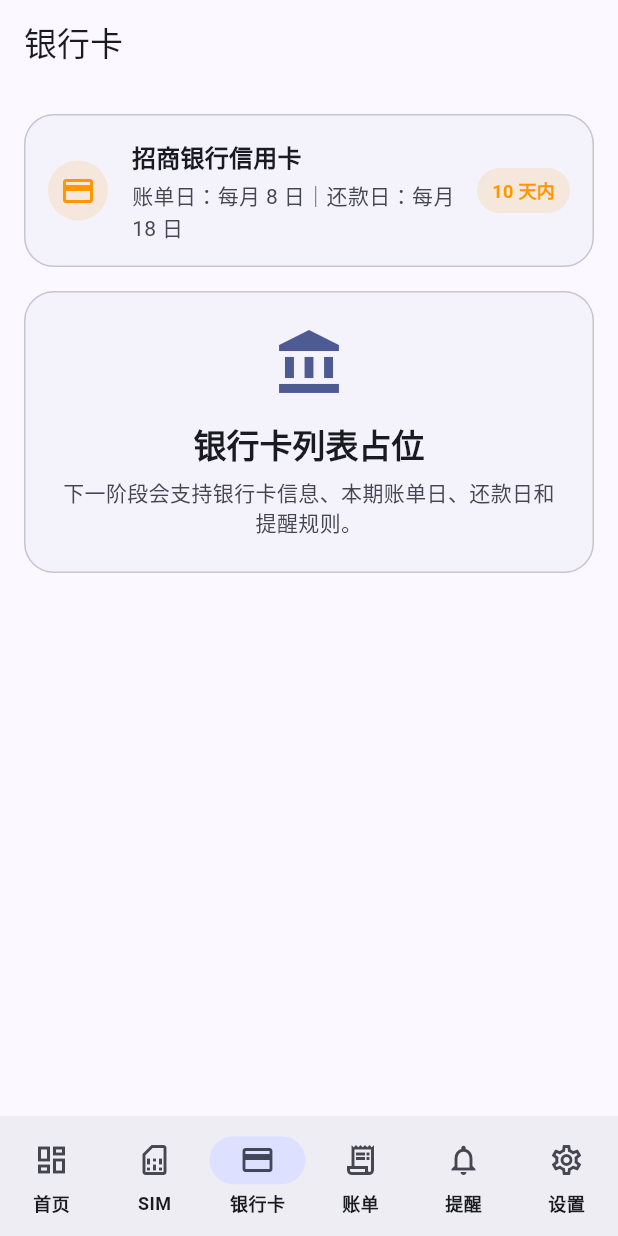
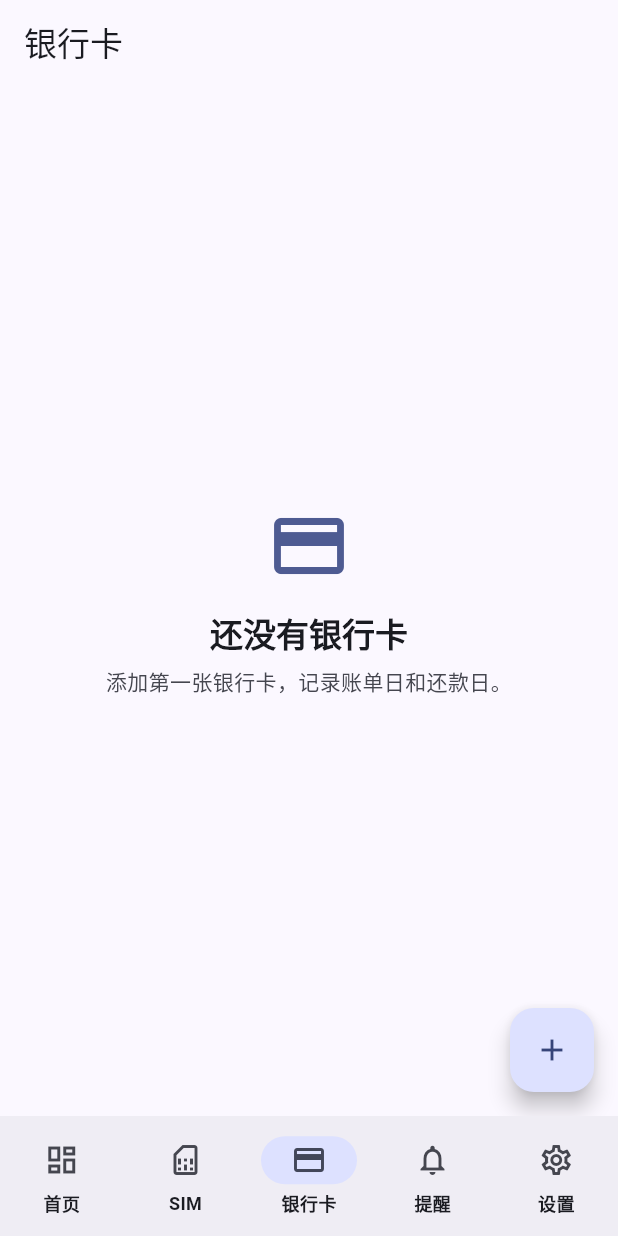
Before and after one commit to Moraxyc/CardFan, a Flutter app: the screen it shows after launch, item 3 of the bottom bar chosen, on a phone screen of 412 x 824 dp. Run offline on Flutter 3.47's test engine with Material 3 defaults, Android fonts, the phone set to English and light mode, and no system bars; our stand-ins replace drift, flutter_riverpod, go_router; missing offline and left inert: phone_numbers_parser; accounts and stored records are empty; generated files the repository leaves out were written again.

Commit message:
feat: aad bank card form

```diff
--- a/lib/core/database/app_database.dart
+++ b/lib/core/database/app_database.dart
@@ -1,12 +1,10 @@
 import 'dart:io';
 
 import 'package:cardfan/core/database/daos/bank_cards_dao.dart';
-import 'package:cardfan/core/database/daos/bills_dao.dart';
 import 'package:cardfan/core/database/daos/reminders_dao.dart';
 import 'package:cardfan/core/database/daos/sim_cards_dao.dart';
 import 'package:cardfan/core/database/tables/app_settings.dart';
 import 'package:cardfan/core/database/tables/bank_cards.dart';
-import 'package:cardfan/core/database/tables/bills.dart';
 import 'package:cardfan/core/database/tables/reminders.dart';
 import 'package:cardfan/core/database/tables/sim_cards.dart';
 import 'package:cardfan/core/database/tables/sync_records.dart';
@@ -18,8 +16,8 @@ import 'package:path_provider/path_provider.dart';
 part 'app_database.g.dart';
 
 @DriftDatabase(
-  tables: [SimCards, BankCards, Bills, Reminders, AppSettings, SyncRecords],
-  daos: [SimCardsDao, BankCardsDao, BillsDao, RemindersDao],
+  tables: [SimCards, BankCards, Reminders, AppSettings, SyncRecords],
+  daos: [SimCardsDao, BankCardsDao, RemindersDao],
 )
 class AppDatabase extends _$AppDatabase {
   AppDatabase() : super(_openConnection());
--- a/lib/core/database/daos/bank_cards_dao.dart
+++ b/lib/core/database/daos/bank_cards_dao.dart
@@ -18,6 +18,9 @@ class BankCardsDao extends DatabaseAccessor<AppDatabase>
   Stream<List<BankCard>> watchActive() =>
       (select(bankCards)..where((row) => row.deletedAt.isNull())).watch();
 
+  Future<List<BankCard>> getActive() =>
+      (select(bankCards)..where((row) => row.deletedAt.isNull())).get();
+
   Future<void> updateRecord(BankCardsCompanion entry) {
     final id = entry.id.value;
     return (update(bankCards)..where((row) => row.id.equals(id))).write(
--- a/lib/core/database/tables/reminders.dart
+++ b/lib/core/database/tables/reminders.dart
@@ -1,4 +1,3 @@
-import 'package:cardfan/core/database/tables/bills.dart';
 import 'package:drift/drift.dart';
 
 class Reminders extends Table {
@@ -6,8 +5,6 @@ class Reminders extends Table {
   TextColumn get title => text()();
   TextColumn get body => text().nullable()();
   DateTimeColumn get scheduledAt => dateTime()();
-  TextColumn get relatedBillId =>
-      text().nullable().references(Bills, #id, onDelete: KeyAction.setNull)();
   IntColumn get notificationId => integer().nullable()();
   BoolColumn get enabled => boolean().withDefault(const Constant(true))();
   DateTimeColumn get createdAt => dateTime()();
--- a/lib/core/providers/database_provider.dart
+++ b/lib/core/providers/database_provider.dart
@@ -1,5 +1,4 @@
 import 'package:cardfan/core/database/daos/bank_cards_dao.dart';
-import 'package:cardfan/core/database/daos/bills_dao.dart';
 import 'package:cardfan/core/database/daos/reminders_dao.dart';
 import 'package:cardfan/core/database/daos/sim_cards_dao.dart';
 import 'package:cardfan/core/database/app_database.dart';
@@ -19,10 +18,6 @@ final bankCardsDaoProvider = Provider<BankCardsDao>((ref) {
   return ref.watch(databaseProvider).bankCardsDao;
 });
 
-final billsDaoProvider = Provider<BillsDao>((ref) {
-  return ref.watch(databaseProvider).billsDao;
-});
-
 final remindersDaoProvider = Provider<RemindersDao>((ref) {
   return ref.watch(databaseProvider).remindersDao;
 });
--- a/lib/core/router/app_router.dart
+++ b/lib/core/router/app_router.dart
@@ -1,8 +1,8 @@
 import 'package:flutter_riverpod/flutter_riverpod.dart';
 import 'package:go_router/go_router.dart';
 
+import '../../features/bank_cards/bank_card_form_page.dart';
 import '../../features/bank_cards/bank_cards_page.dart';
-import '../../features/bills/bills_page.dart';
 import '../../features/dashboard/dashboard_page.dart';
 import '../../features/reminders/reminders_page.dart';
 import '../../features/settings/settings_page.dart';
@@ -24,6 +24,18 @@ final appRouterProvider = Provider<GoRouter>((ref) {
         name: 'editSimCard',
         builder: (context, state) {
           return SimCardFormPage(simCardId: state.pathParameters['id']);
+        },
+      ),
+      GoRoute(
+        path: '/bank-cards/new',
+        name: 'newBankCard',
+        builder: (context, state) => const BankCardFormPage(),
+      ),
+      GoRoute(
+        path: '/bank-cards/:id/edit',
+        name: 'editBankCard',
+        builder: (context, state) {
+          return BankCardFormPage(bankCardId: state.pathParameters['id']);
         },
       ),
       StatefulShellRoute.indexedStack(
@@ -61,15 +73,6 @@ final appRouterProvider = Provider<GoRouter>((ref) {
           StatefulShellBranch(
             routes: [
               GoRoute(
-                path: '/bills',
-                name: 'bills',
-                builder: (context, state) => const BillsPage(),
-              ),
-            ],
-          ),
-          StatefulShellBranch(
-            routes: [
-              GoRoute(
                 path: '/reminders',
                 name: 'reminders',
                 builder: (context, state) => const RemindersPage(),
--- a/lib/features/bank_cards/bank_cards_page.dart
+++ b/lib/features/bank_cards/bank_cards_page.dart
@@ -1,32 +1,116 @@
 import 'package:flutter/material.dart';
+import 'package:flutter_riverpod/flutter_riverpod.dart';
+import 'package:go_router/go_router.dart';
 
-import '../../shared/widgets/placeholder_section.dart';
-import '../../shared/widgets/status_card.dart';
+import '../../core/database/app_database.dart';
+import '../../core/providers/database_provider.dart';
 
-class BankCardsPage extends StatelessWidget {
+class BankCardsPage extends ConsumerWidget {
   const BankCardsPage({super.key});
 
   @override
-  Widget build(BuildContext context) {
+  Widget build(BuildContext context, WidgetRef ref) {
+    final bankCards = ref.watch(_activeBankCardsProvider);
+
     return Scaffold(
       appBar: AppBar(title: const Text('银行卡')),
-      body: ListView(
-        padding: const EdgeInsets.symmetric(vertical: 12),
-        children: const [
-          StatusCard(
-            title: '招商银行信用卡',
-            subtitle: '账单日：每月 8 日｜还款日：每月 18 日',
-            statusText: '10 天内',
-            level: StatusLevel.warning,
-            icon: Icons.credit_card,
-          ),
-          PlaceholderSection(
-            title: '银行卡列表占位',
-            description: '下一阶段会支持银行卡信息、本期账单日、还款日和提醒规则。',
-            icon: Icons.account_balance,
-          ),
-        ],
+      body: bankCards.when(
+        data: (items) {
+          if (items.isEmpty) {
+            return const _EmptyBankCardsView();
+          }
+
+          return ListView.separated(
+            padding: const EdgeInsets.all(16),
+            itemCount: items.length,
+            separatorBuilder: (context, index) => const SizedBox(height: 8),
+            itemBuilder: (context, index) {
+              return _BankCardListTile(bankCard: items[index]);
+            },
+          );
+        },
+        loading: () => const Center(child: CircularProgressIndicator()),
+        error: (error, stackTrace) => Center(child: Text('加载银行卡失败：$error')),
+      ),
+      floatingActionButton: FloatingActionButton(
+        heroTag: 'bankCardsAddFab',
+        onPressed: () => context.pushNamed('newBankCard'),
+        child: const Icon(Icons.add),
       ),
     );
   }
 }
+
+final _activeBankCardsProvider = StreamProvider<List<BankCard>>((ref) {
+  return ref.watch(bankCardsDaoProvider).watchActive();
+});
+
+class _EmptyBankCardsView extends StatelessWidget {
+  const _EmptyBankCardsView();
+
+  @override
+  Widget build(BuildContext context) {
+    return Center(
+      child: Padding(
+        padding: const EdgeInsets.all(32),
+        child: Column(
+          mainAxisSize: MainAxisSize.min,
+          children: [
+            Icon(
+              Icons.credit_card_outlined,
+              size: 56,
+              color: Theme.of(context).colorScheme.primary,
+            ),
+            const SizedBox(height: 16),
+            Text(
+              '还没有银行卡',
+              style: Theme.of(
+                context,
+              ).textTheme.titleLarge?.copyWith(fontWeight: FontWeight.w700),
+            ),
+            const SizedBox(height: 8),
+            Text(
+              '添加第一张银行卡，记录账单日和还款日。',
+              textAlign: TextAlign.center,
+              style: Theme.of(context).textTheme.bodyMedium?.copyWith(
+                color: Theme.of(context).colorScheme.onSurfaceVariant,
+              ),
+            ),
+          ],
+        ),
+      ),
+    );
+  }
+}
+
+class _BankCardListTile extends StatelessWidget {
+  const _BankCardListTile({required this.bankCard});
+
+  final BankCard bankCard;
+
+  @override
+  Widget build(BuildContext context) {
+    final details = [
+      if (bankCard.cardName != null && bankCard.cardName!.isNotEmpty)
+        bankCard.cardName!,
+      '尾号 ${bankCard.lastFourDigits}',
+      if (bankCard.statementDay != null) '账单日 ${bankCard.statementDay} 日',
+      if (bankCard.paymentDueDay != null) '还款日 ${bankCard.paymentDueDay} 日',
+      if (bankCard.creditLimitCents != null)
+        '额度 ¥${(bankCard.creditLimitCents! / 100).toStringAsFixed(2)}',
+    ].join(' · ');
+
+    return Card(
+      child: ListTile(
+        leading: const CircleAvatar(child: Icon(Icons.credit_card)),
+        title: Text(bankCard.bankName),
+        subtitle: details.isNotEmpty ? Text(details) : null,
+        trailing: const Icon(Icons.chevron_right),
+        onTap: () => context.pushNamed(
+          'editBankCard',
+          pathParameters: {'id': bankCard.id},
+        ),
+      ),
+    );
+  }
+}
--- a/lib/features/bills/bills_page.dart
+++ /dev/null
@@ -1,32 +0,0 @@
-import 'package:flutter/material.dart';
-
-import '../../shared/widgets/placeholder_section.dart';
-import '../../shared/widgets/status_card.dart';
-
-class BillsPage extends StatelessWidget {
-  const BillsPage({super.key});
-
-  @override
-  Widget build(BuildContext context) {
-    return Scaffold(
-      appBar: AppBar(title: const Text('账单')),
-      body: ListView(
-        padding: const EdgeInsets.symmetric(vertical: 12),
-        children: const [
-          StatusCard(
-            title: '5 月信用卡账单',
-            subtitle: '还款日：2026-05-18',
-            statusText: '逾期风险',
-            level: StatusLevel.danger,
-            icon: Icons.warning_amber,
-          ),
-          PlaceholderSection(
-            title: '账单页占位',
-            description: '后续会展示每张银行卡的账单金额、账单日、还款日和状态。',
-            icon: Icons.receipt_long,
-          ),
-        ],
-      ),
-    );
-  }
-}
--- a/lib/features/dashboard/dashboard_page.dart
+++ b/lib/features/dashboard/dashboard_page.dart
@@ -27,11 +27,11 @@ class DashboardPage extends StatelessWidget {
             icon: Icons.credit_card,
           ),
           StatusCard(
-            title: '本月账单',
-            subtitle: '当前仅展示占位数据',
+            title: '银行卡还款日',
+            subtitle: '按卡片记录每月还款日',
             statusText: '正常',
             level: StatusLevel.normal,
-            icon: Icons.receipt_long,
+            icon: Icons.event_available,
           ),
         ],
       ),
--- a/lib/features/shell/app_shell.dart
+++ b/lib/features/shell/app_shell.dart
@@ -30,11 +30,6 @@ class AppShell extends StatelessWidget {
             label: '银行卡',
           ),
           NavigationDestination(
-            icon: Icon(Icons.receipt_long_outlined),
-            selectedIcon: Icon(Icons.receipt_long),
-            label: '账单',
-          ),
-          NavigationDestination(
             icon: Icon(Icons.notifications_outlined),
             selectedIcon: Icon(Icons.notifications),
             label: '提醒',
--- a/lib/features/sim_cards/sim_cards_page.dart
+++ b/lib/features/sim_cards/sim_cards_page.dart
@@ -34,6 +34,7 @@ class SimCardsPage extends ConsumerWidget {
         error: (error, stackTrace) => Center(child: Text('加载 SIM 卡失败：$error')),
       ),
       floatingActionButton: FloatingActionButton(
+        heroTag: 'simCardsAddFab',
         onPressed: () => context.pushNamed('newSimCard'),
         child: const Icon(Icons.add),
       ),
```
Also changed, not shown: lib/core/database/daos/bills_dao.dart (deleted, +0 -35 lines), lib/core/database/tables/bills.dart (deleted, +0 -30 lines), lib/features/bank_cards/bank_card_form_page.dart (added, +315 -0 lines), lib/core/database/app_database.g.dart, lib/core/database/daos/bills_dao.g.dart (deleted), lib/core/database/daos/reminders_dao.g.dart, 2 other files.
